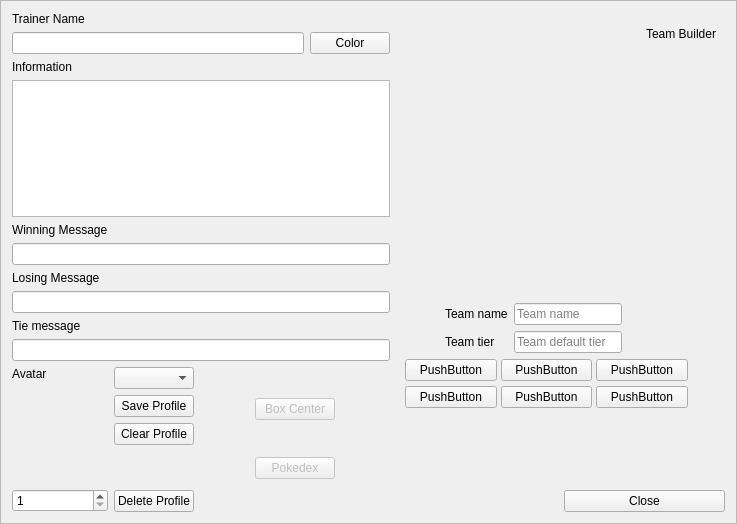
This is src/Teambuilder/Teambuilder/trainermenu.ui in po-devs/pokemon-online as Qt 5 draws it before an edit. The edited form follows.
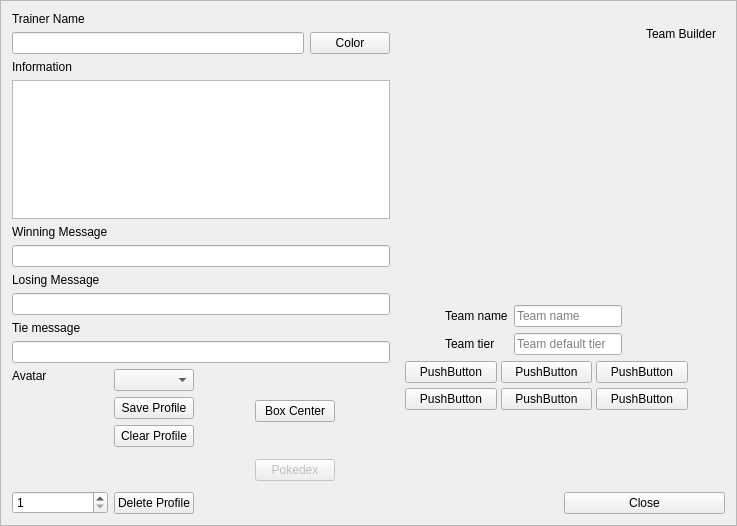
This is the edited form. Custom widgets are drawn as their Qt base class.

The edit to the form file:
```diff
--- a/src/Teambuilder/Teambuilder/trainermenu.ui
+++ b/src/Teambuilder/Teambuilder/trainermenu.ui
@@ -7,7 +7,7 @@
     <x>0</x>
     <y>0</y>
     <width>737</width>
-    <height>524</height>
+    <height>526</height>
    </rect>
   </property>
   <property name="windowTitle">
@@ -258,9 +258,6 @@
         <layout class="QVBoxLayout" name="verticalLayout_5">
          <item>
           <widget class="QPushButton" name="boxCenter">
-           <property name="enabled">
-            <bool>false</bool>
-           </property>
            <property name="text">
             <string>Box Center</string>
            </property>
```
